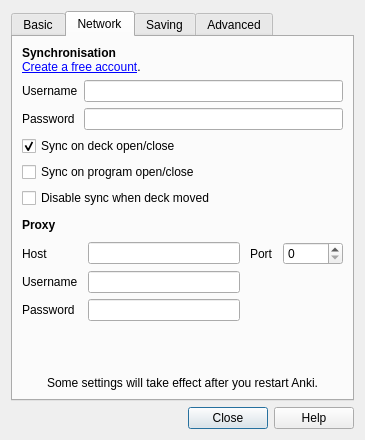
Above: designer/preferences.ui from ludiosarchive/anki before the change. Below: the same form after it.
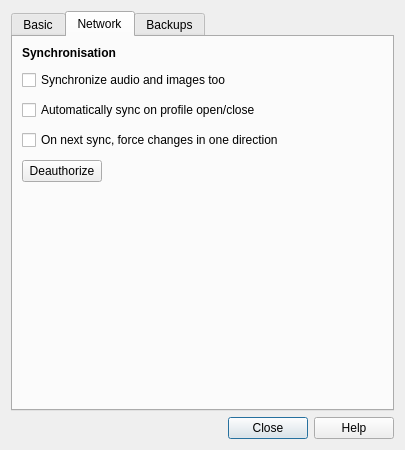
That is the form after the change. The open tabs and pages were chosen to show the change.

```diff
--- a/designer/preferences.ui
+++ b/designer/preferences.ui
@@ -6,8 +6,8 @@
    <rect>
     <x>0</x>
     <y>0</y>
-    <width>365</width>
-    <height>440</height>
+    <width>405</width>
+    <height>450</height>
    </rect>
   </property>
   <property name="windowTitle">
@@ -173,31 +173,12 @@
          <property name="spacing">
           <number>10</number>
          </property>
-         <property name="margin">
-          <number>0</number>
-         </property>
          <item>
           <layout class="QVBoxLayout">
-           <property name="spacing">
-            <number>6</number>
-           </property>
-           <property name="margin">
-            <number>0</number>
-           </property>
            <item>
-            <layout class="QGridLayout">
-             <property name="margin">
-              <number>0</number>
-             </property>
-             <property name="spacing">
-              <number>6</number>
-             </property>
-            </layout>
-           </item>
-           <item>
-            <widget class="QLabel" name="label_16">
+            <widget class="QLabel" name="syncLabel">
              <property name="text">
-              <string>&lt;b&gt;Synchronisation&lt;/b&gt;&lt;a href=&quot;http://anki.ichi2.net/&quot;&gt;&lt;br&gt;Create a free account&lt;/a&gt;.</string>
+              <string>&lt;b&gt;Synchronisation&lt;/b&gt;</string>
              </property>
              <property name="wordWrap">
               <bool>true</bool>
@@ -208,60 +189,50 @@
             </widget>
            </item>
            <item>
-            <layout class="QGridLayout">
-             <property name="margin">
-              <number>0</number>
+            <widget class="QCheckBox" name="syncMedia">
+             <property name="text">
+              <string>Synchronize audio and images too</string>
              </property>
-             <property name="spacing">
-              <number>6</number>
+            </widget>
+           </item>
+           <item>
+            <widget class="QCheckBox" name="syncOnProgramOpen">
+             <property name="text">
+              <string>Automatically sync on profile open/close</string>
              </property>
-             <item row="1" column="0">
-              <widget class="QLabel" name="label_18">
+            </widget>
+           </item>
+           <item>
+            <widget class="QCheckBox" name="fullSync">
+             <property name="text">
+              <string>On next sync, force changes in one direction</string>
+             </property>
+            </widget>
+           </item>
+           <item>
+            <layout class="QHBoxLayout" name="horizontalLayout">
+             <item>
+              <widget class="QPushButton" name="syncDeauth">
                <property name="text">
-                <string>Password</string>
+                <string>Deauthorize</string>
                </property>
-              </widget>
-             </item>
-             <item row="0" column="0">
-              <widget class="QLabel" name="label_17">
-               <property name="text">
-                <string>Username</string>
+               <property name="autoDefault">
+                <bool>false</bool>
                </property>
               </widget>
              </item>
-             <item row="0" column="1">
-              <widget class="QLineEdit" name="syncUser"/>
-             </item>
-             <item row="1" column="1">
-              <widget class="QLineEdit" name="syncPass">
-               <property name="echoMode">
-                <enum>QLineEdit::Password</enum>
+             <item>
+              <spacer name="horizontalSpacer_2">
+               <property name="orientation">
+                <enum>Qt::Horizontal</enum>
                </property>
-              </widget>
-             </item>
-             <item row="2" column="0" colspan="2">
-              <widget class="QCheckBox" name="syncOnOpen">
-               <property name="text">
-                <string>Sync on deck open/close</string>
+               <property name="sizeHint" stdset="0">
+                <size>
+                 <width>40</width>
+                 <height>1</height>
+                </size>
                </property>
-               <property name="checked">
-                <bool>true</bool>
-               </property>
-              </widget>
-             </item>
-             <item row="3" column="0" colspan="2">
-              <widget class="QCheckBox" name="syncOnProgramOpen">
-               <property name="text">
-                <string>Sync on program open/close</string>
-               </property>
-              </widget>
-             </item>
-             <item row="4" column="0" colspan="2">
-              <widget class="QCheckBox" name="disableWhenMoved">
-               <property name="text">
-                <string>Disable sync when deck moved</string>
-               </property>
-              </widget>
+              </spacer>
              </item>
             </layout>
            </item>
@@ -269,71 +240,6 @@
          </item>
         </layout>
        </item>
-       <item>
-        <widget class="QLabel" name="label_13">
-         <property name="text">
-          <string>&lt;b&gt;Proxy&lt;/b&gt;</string>
-         </property>
-        </widget>
-       </item>
-       <item>
-        <layout class="QGridLayout" name="gridLayout_3">
-         <property name="verticalSpacing">
-          <number>6</number>
-         </property>
-         <item row="0" column="0">
-          <widget class="QLabel" name="label_14">
-           <property name="text">
-            <string>Host</string>
-           </property>
-          </widget>
-         </item>
-         <item row="0" column="1">
-          <widget class="QLineEdit" name="proxyHost"/>
-         </item>
-         <item row="2" column="0">
-          <widget class="QLabel" name="label_19">
-           <property name="text">
-            <string>Username</string>
-           </property>
-          </widget>
-         </item>
-         <item row="2" column="1">
-          <widget class="QLineEdit" name="proxyUser"/>
-         </item>
-         <item row="3" column="0">
-          <widget class="QLabel" name="label_20">
-           <property name="text">
-            <string>Password</string>
-           </property>
-          </widget>
-         </item>
-         <item row="3" column="1">
-          <widget class="QLineEdit" name="proxyPass">
-           <property name="echoMode">
-            <enum>QLineEdit::Password</enum>
-           </property>
-          </widget>
-         </item>
-         <item row="0" column="2">
-          <widget class="QLabel" name="label_15">
-           <property name="text">
-            <string>Port</string>
-           </property>
-          </widget>
-         </item>
-         <item row="0" column="3">
-          <widget class="QSpinBox" name="proxyPort">
-           <property name="minimumSize">
-            <size>
-             <width>60</width>
-             <height>0</height>
-            </size>
-           </property>
-          </widget>
-         </item>
-        </layout>
-       </item>
        <item>
         <spacer name="verticalSpacer_2">
          <property name="orientation">
@@ -347,21 +253,11 @@
          </property>
         </spacer>
        </item>
-       <item>
-        <widget class="QLabel" name="label_12">
-         <property name="text">
-          <string>Some settings will take effect after you restart Anki.</string>
-         </property>
-         <property name="alignment">
-          <set>Qt::AlignCenter</set>
-         </property>
-        </widget>
-       </item>
       </layout>
      </widget>
      <widget class="QWidget" name="tab">
       <attribute name="title">
-       <string>Saving</string>
+       <string>Backups</string>
       </attribute>
       <layout class="QVBoxLayout" name="verticalLayout_3">
        <property name="spacing">
@@ -534,160 +430,6 @@
        </item>
       </layout>
      </widget>
-     <widget class="QWidget" name="tab_3">
-      <attribute name="title">
-       <string>Advanced</string>
-      </attribute>
-      <layout class="QVBoxLayout">
-       <item>
-        <layout class="QGridLayout">
-         <item row="4" column="0">
-          <widget class="QCheckBox" name="showTimer">
-           <property name="text">
-            <string>Show timer</string>
-           </property>
-          </widget>
-         </item>
-         <item row="2" column="0">
-          <widget class="QCheckBox" name="alternativeTheme">
-           <property name="text">
-            <string>Alternative theme</string>
-           </property>
-          </widget>
-         </item>
-         <item row="7" column="0">
-          <widget class="QCheckBox" name="showStudyOptions">
-           <property name="text">
-            <string>Show study options on deck load</string>
-           </property>
-          </widget>
-         </item>
-         <item row="5" column="0">
-          <widget class="QCheckBox" name="showTray">
-           <property name="text">
-            <string>Show tray icon</string>
-           </property>
-          </widget>
-         </item>
-         <item row="12" column="0">
-          <widget class="QCheckBox" name="addZeroSpace">
-           <property name="text">
-            <string>Add hidden char to text (fixes Thai on OSX)</string>
-           </property>
-          </widget>
-         </item>
-         <item row="8" column="0">
-          <widget class="QCheckBox" name="openLastDeck">
-           <property name="text">
-            <string>Always open last deck on startup</string>
-           </property>
-          </widget>
-         </item>
-         <item row="9" column="0">
-          <widget class="QCheckBox" name="deckBrowserOrder">
-           <property name="text">
-            <string>Show decks with cards due first in browser</string>
-           </property>
-          </widget>
-         </item>
-         <item row="11" column="0">
-          <widget class="QCheckBox" name="deleteMedia">
-           <property name="text">
-            <string>Delete original media on add</string>
-           </property>
-          </widget>
-         </item>
-         <item row="3" column="0">
-          <widget class="QCheckBox" name="colourTimes">
-           <property name="text">
-            <string>Colour next times</string>
-           </property>
-          </widget>
-         </item>
-         <item row="6" column="0">
-          <widget class="QCheckBox" name="stripHTML">
-           <property name="text">
-            <string>Strip HTML when pasting text</string>
-           </property>
-          </widget>
-         </item>
-         <item row="10" column="0">
-          <widget class="QCheckBox" name="optimizeSmall">
-           <property name="text">
-            <string>Optimize for small screens</string>
-           </property>
-          </widget>
-         </item>
-        </layout>
-       </item>
-       <item>
-        <spacer name="verticalSpacer_5">
-         <property name="orientation">
-          <enum>Qt::Vertical</enum>
-         </property>
-         <property name="sizeType">
-          <enum>QSizePolicy::Preferred</enum>
-         </property>
-         <property name="sizeHint" stdset="0">
-          <size>
-           <width>20</width>
-           <height>10</height>
-          </size>
-         </property>
-        </spacer>
-       </item>
-       <item>
-        <layout class="QHBoxLayout" name="horizontalLayout">
-         <item>
-          <widget class="QLabel" name="label_22">
-           <property name="text">
-            <string>Max deck name length in deck browser:</string>
-           </property>
-          </widget>
-         </item>
-         <item>
-          <widget class="QSpinBox" name="deckBrowserLen"/>
-         </item>
-         <item>
-          <spacer name="horizontalSpacer_2">
-           <property name="orientation">
-            <enum>Qt::Horizontal</enum>
-           </property>
-           <property name="sizeHint" stdset="0">
-            <size>
-             <width>40</width>
-             <height>20</height>
-            </size>
-           </property>
-          </spacer>
-         </item>
-        </layout>
-       </item>
-       <item>
-        <spacer>
-         <property name="orientation">
-          <enum>Qt::Vertical</enum>
-         </property>
-         <property name="sizeHint" stdset="0">
-          <size>
-           <width>20</width>
-           <height>40</height>
-          </size>
-         </property>
-        </spacer>
-       </item>
-       <item>
-        <widget class="QLabel" name="label_8">
-         <property name="text">
-          <string>Some settings will take effect after you restart Anki.</string>
-         </property>
-         <property name="alignment">
-          <set>Qt::AlignCenter</set>
-         </property>
-        </widget>
-       </item>
-      </layout>
-     </widget>
     </widget>
    </item>
    <item>
```
Left out of the diff: 321 changed lines with no effect on the pictures.
